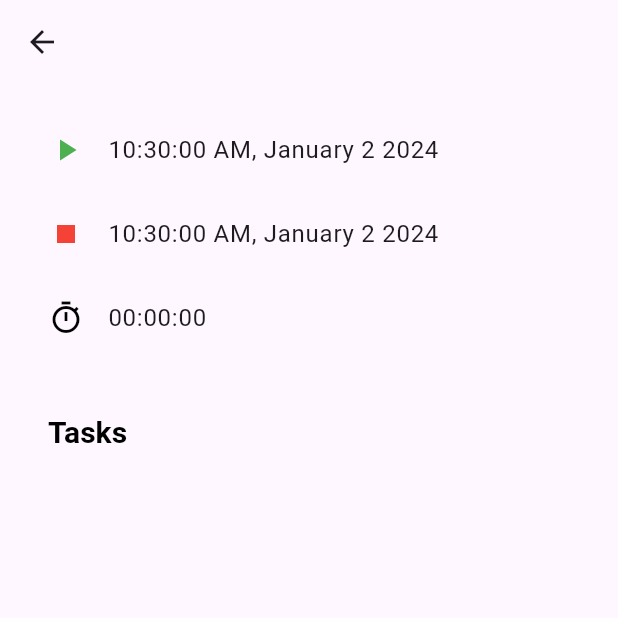
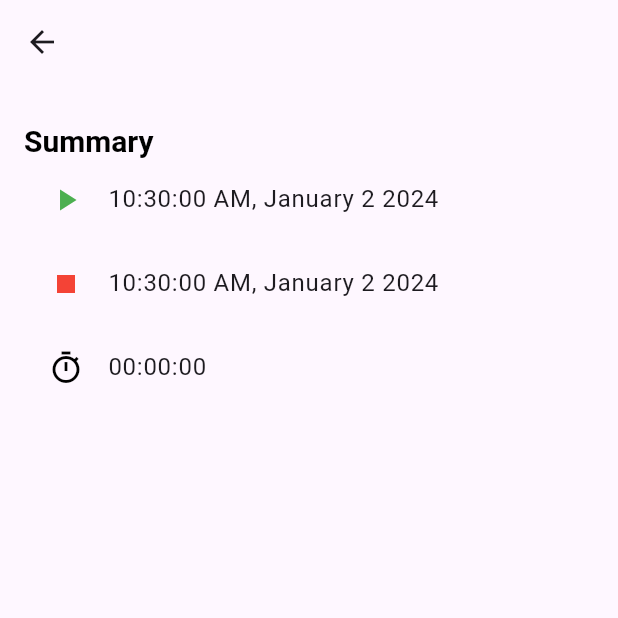
Before and after one commit to awesomedev43/myprocess, a Flutter app: the CompletedSessionInfoScreen screen opened directly with empty values, on a phone screen of 412 x 824 dp, the top half of it. Run offline on Flutter 3.47's test engine with Material 3 defaults, Android fonts, the phone set to English and light mode, and no system bars; our stand-ins replace flutter_hooks, freezed_annotation, hooks_riverpod, riverpod_annotation; generated files the repository leaves out were written again.

Commit message:
Display counters in completed section

```diff
--- a/lib/screens/completed_session_info_screen.dart
+++ b/lib/screens/completed_session_info_screen.dart
@@ -2,6 +2,7 @@ import 'package:flutter/material.dart';
 import 'package:hooks_riverpod/hooks_riverpod.dart';
 import 'package:intl/intl.dart';
 import 'package:myprocess/model/model.dart';
+import 'package:myprocess/widgets/util.dart';
 
 import '../util.dart';
 
@@ -27,6 +28,7 @@ class CompletedSessionInfoScreen extends ConsumerWidget {
         padding: const EdgeInsets.all(16.0),
         child: ListView(
           children: [
+            WidgetUtils.buildSectionTitle("Summary"),
             ListTile(
               title: Text(
                   formatter.format(processInstance.start ?? DateTime.now())),
@@ -51,18 +53,9 @@ class CompletedSessionInfoScreen extends ConsumerWidget {
               title: Text(TimeUtil.formatTime(duration ?? 0)),
             ),
             const Padding(padding: EdgeInsets.all(10)),
-            ListTile(
-              title: RichText(
-                textAlign: TextAlign.left,
-                text: const TextSpan(
-                    text: 'Tasks ',
-                    style: TextStyle(
-                        color: Colors.black,
-                        fontWeight: FontWeight.bold,
-                        fontSize: 20)),
-              ),
-            ),
-            const Padding(padding: EdgeInsets.all(10)),
+            if (processInstance.taskInstances.isNotEmpty) ...[
+              WidgetUtils.buildSectionTitle("Tasks"),
+              const Padding(padding: EdgeInsets.all(1)),
               ...processInstance.taskInstances.map(
                 (instance) {
                   final finishedIcon =
@@ -76,6 +69,25 @@ class CompletedSessionInfoScreen extends ConsumerWidget {
                 },
               )
             ],
+            if (processInstance.counterInstances.isNotEmpty) ...[
+              WidgetUtils.buildSectionTitle("Counters"),
+              ...processInstance.counterInstances.map(
+                (instance) {
+                  return ListTile(
+                    leading: const Icon(Icons.arrow_upward),
+                    title: Text(
+                      instance.title,
+                      style: const TextStyle(
+                          fontSize: 15.0, fontWeight: FontWeight.bold),
+                    ),
+                    trailing: Text("${instance.count}",
+                        style: const TextStyle(
+                            fontSize: 15.0, fontWeight: FontWeight.normal)),
+                  );
+                },
+              )
+            ]
+          ],
         ),
       ),
     );
```
Lines whose indentation alone changed are shown as unchanged.
